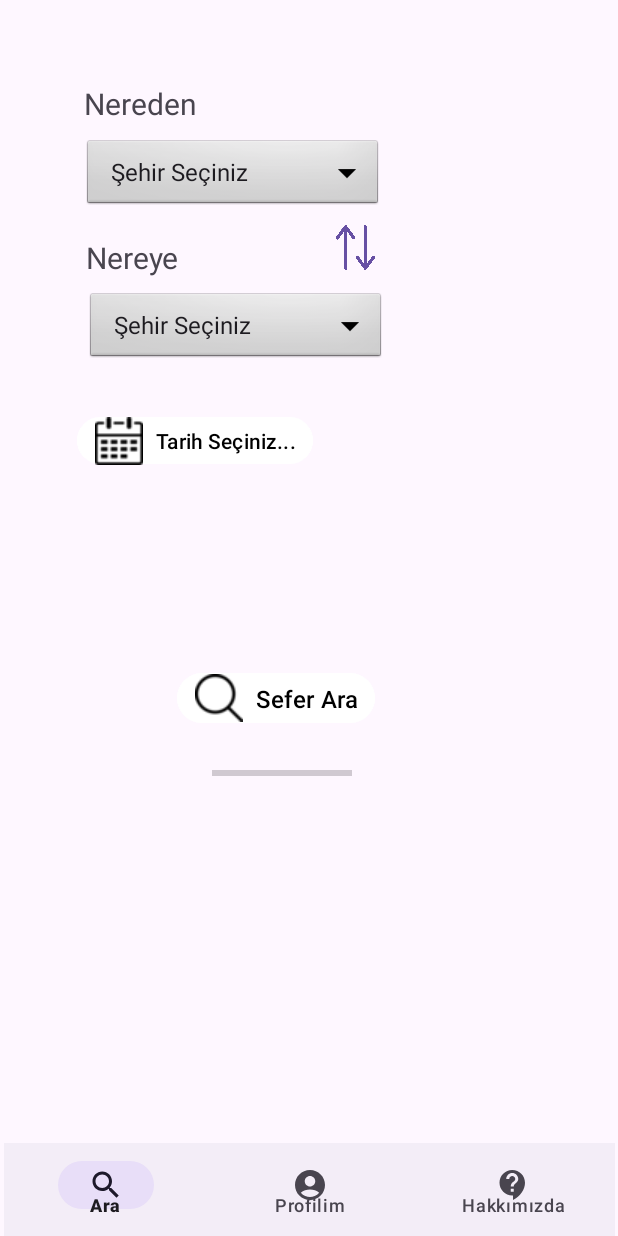
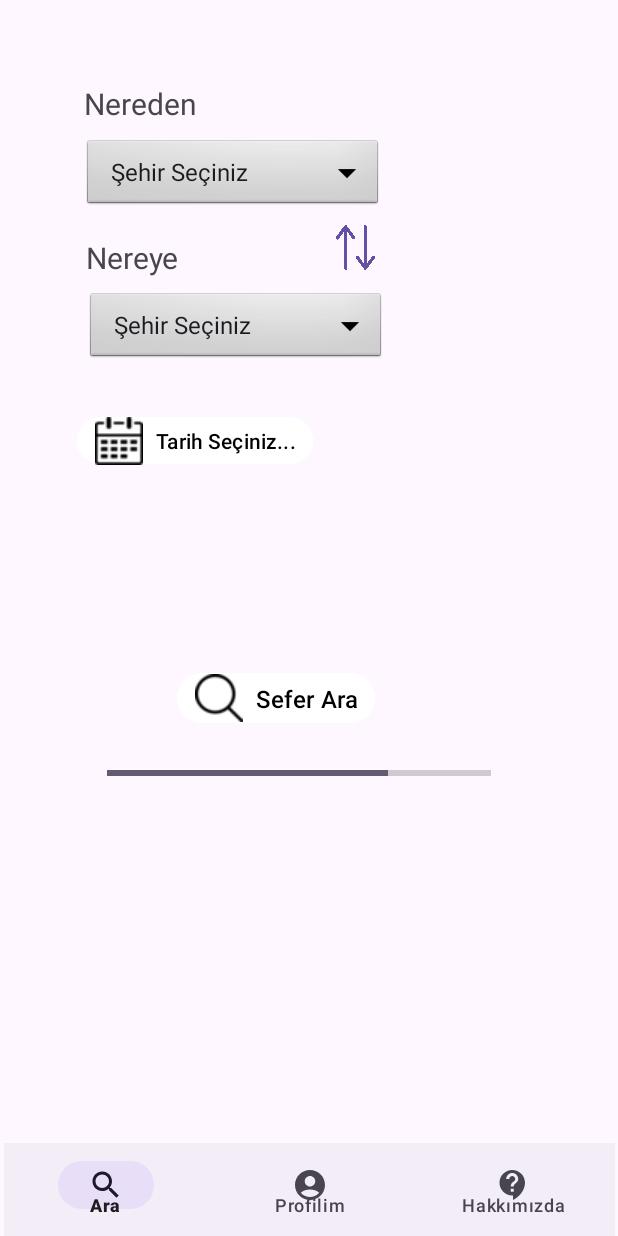
Before and after one commit to mehmetortk/SeyahatKolayMobileApp, an Android app: the TicketFragment screen opened directly, with no data from a screen before it, after a tap on "Sefer Ara", on a phone screen of 412 x 824 dp. Run offline under Robolectric (Android 15) with nearby library versions, the phone set to English and light mode, and no system bars.

Commit message:
minor fixes

```diff
--- a/app/src/main/java/com/example/seyahatkolaymobileapp/Login.java
+++ b/app/src/main/java/com/example/seyahatkolaymobileapp/Login.java
@@ -64,7 +64,7 @@ public class Login extends AppCompatActivity {
                                         String actualUsername = document.getString("username");
                                         String actualPassword = document.getString("password");
                                         if (document.exists() && actualPassword != null && actualPassword.equals(password) && actualUsername != null && actualUsername.equals(username)) {
-                                            Toast.makeText(Login.this, "Success", Toast.LENGTH_SHORT).show();
+                                            Toast.makeText(Login.this, "Giriş Başarılı", Toast.LENGTH_SHORT).show();
                                             Intent intent = new Intent(Login.this, MainActivity.class);
                                             startActivity(intent);
                                             userFound = true;
@@ -72,7 +72,7 @@ public class Login extends AppCompatActivity {
                                         }
                                     }
                                     if (!userFound) {
-                                        Toast.makeText(Login.this, "User not found or incorrect password", Toast.LENGTH_SHORT).show();
+                                        Toast.makeText(Login.this, "Kullanıcı adı veya parola yanlış", Toast.LENGTH_SHORT).show();
 
                                     }
                                 } else {
@@ -81,7 +81,7 @@ public class Login extends AppCompatActivity {
                                         Log.e("FirestoreError", "Error retrieving user data: " + exception.getMessage());
                                         vibrator.vibrate(450);
                                     }
-                                    Toast.makeText(Login.this, "Error retrieving data. Please try again later", Toast.LENGTH_SHORT).show();
+                                    Toast.makeText(Login.this, "Veri çekilemiyor. Lütfen tekrar deneyiniz.", Toast.LENGTH_SHORT).show();
                                 }
                             }
                         });
--- a/app/src/main/java/com/example/seyahatkolaymobileapp/TicketFragment.java
+++ b/app/src/main/java/com/example/seyahatkolaymobileapp/TicketFragment.java
@@ -3,6 +3,7 @@ package com.example.seyahatkolaymobileapp;
 import android.app.DatePickerDialog;
 import android.content.Intent;
 import android.os.Bundle;
+import android.os.CountDownTimer;
 import android.os.Handler;
 import android.view.LayoutInflater;
 import android.view.View;
@@ -19,9 +20,10 @@ import androidx.fragment.app.Fragment;
 import java.util.Calendar;
 
 public class TicketFragment extends Fragment {
+    Handler handler;
 
     Spinner spinner1, spinner2;
-    Button btnDateTimePicker,btnChangeDirection,searchButton;
+    Button btnDateTimePicker, btnChangeDirection, searchButton;
     ProgressBar progressBar;
     String[] sehirler = {"Şehir Seçiniz", "Adana", "Adıyaman", "Afyon", "Ağrı", "Amasya", "Ankara", "Antalya", "Artvin",
             "Aydın", "Balıkesir", "Bilecik", "Bingöl", "Bitlis", "Bolu", "Burdur", "Bursa", "Çanakkale",
@@ -38,12 +40,13 @@ public class TicketFragment extends Fragment {
                              Bundle savedInstanceState) {
         // Inflate the layout for this fragment
         View view = inflater.inflate(R.layout.fragment_ticket, container, false);
-        progressBar=view.findViewById(R.id.progressBar);
+        progressBar = view.findViewById(R.id.progressBar);
         btnDateTimePicker = view.findViewById(R.id.btnDateTimePicker);
-        btnChangeDirection= view.findViewById(R.id.btnChangeDirection);
+        btnChangeDirection = view.findViewById(R.id.btnChangeDirection);
         spinner1 = view.findViewById(R.id.spinner1);
+        handler = new Handler();
         spinner2 = view.findViewById(R.id.spinner2);
-        searchButton= view.findViewById(R.id.searchButton);
+        searchButton = view.findViewById(R.id.searchButton);
         ArrayAdapter<String> adapter = new ArrayAdapter<>(requireActivity(), android.R.layout.simple_spinner_item, sehirler);
         adapter.setDropDownViewResource(android.R.layout.simple_spinner_dropdown_item);
         spinner1.setAdapter(adapter);
@@ -69,21 +72,8 @@ public class TicketFragment extends Fragment {
         searchButton.setOnClickListener(new View.OnClickListener() {
             @Override
             public void onClick(View v) {
-                // Progress bar'ı görünür yap
                 progressBar.setVisibility(View.VISIBLE);
-
-                // 5 saniye sonra işlemi gerçekleştir
-                new Handler().postDelayed(new Runnable() {
-                    @Override
-                    public void run() {
-                        // Progress bar'ı gizle
-                        progressBar.setVisibility(View.GONE);
-
-                        // Results activity'sini başlat
-                        Intent intent = new Intent(requireContext(), ResultsActivity.class);
-                        startActivity(intent);
-                    }
-                }, 5000); // 5000 milisaniye (5 saniye) beklet
+                startProgressBar();
             }
         });
 
@@ -111,7 +101,6 @@ public class TicketFragment extends Fragment {
             }
         });
 
-
         return view;
     }
 
@@ -126,4 +115,33 @@ public class TicketFragment extends Fragment {
 
         datePickerDialog.show();
     }
+
+    private void startProgressBar() {
+        final int duration = 3000;
+
+        final int interval = 100;
+
+        final int steps = duration / interval;
+
+        final float increment = 100.0f / steps;
+
+        handler.postDelayed(new Runnable() {
+            float progress = 0;
+
+            @Override
+            public void run() {
+                progress += increment;
+                progressBar.setProgress((int) progress);
+
+                if (progress >= 100) {
+                    progressBar.setVisibility(View.INVISIBLE);
+                    Intent intent = new Intent(requireContext(), BusActivity.class);
+                    startActivity(intent);
+                } else {
+                    handler.postDelayed(this, interval);
+                }
+            }
+        }, interval);
+    }
+
 }
--- a/app/src/main/res/layout/fragment_ticket.xml
+++ b/app/src/main/res/layout/fragment_ticket.xml
@@ -99,11 +99,11 @@
     <ProgressBar
         android:id="@+id/progressBar"
         style="?android:attr/progressBarStyleHorizontal"
-        android:layout_width="93dp"
+        android:layout_width="256dp"
         android:layout_height="wrap_content"
         android:layout_below="@+id/searchButton"
         android:layout_alignParentStart="true"
-        android:layout_marginStart="141dp"
+        android:layout_marginStart="71dp"
         android:layout_marginTop="21dp" />
 
 
```
Also changed, not shown: app/src/main/AndroidManifest.xml (+6 -2 lines), app/src/main/java/com/example/seyahatkolaymobileapp/Bus.java (deleted, +0 -22 lines), app/src/main/java/com/example/seyahatkolaymobileapp/BusActivity.java (+1 -23 lines), app/src/main/res/layout/activity_bus.xml (+16 -55 lines), app/src/main/res/layout/fragment_aboutus.xml (+6 -4 lines).
